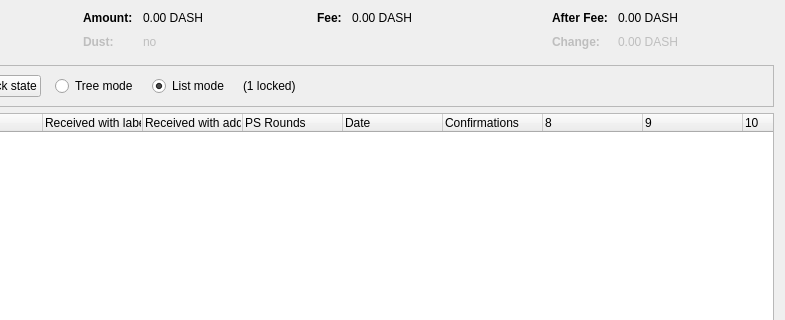
Old version of the form src/qt/forms/coincontroldialog.ui in the repository duality-solutions/Dynamic; both pictures show x 169 to 954 and y 0 to 320 of the 954 by 500 pixel window.
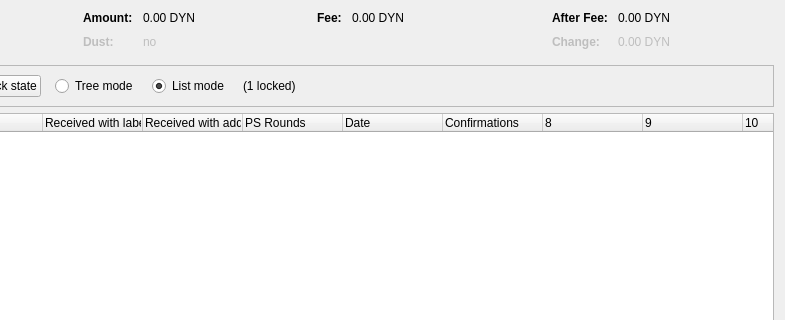
New version of the form. Custom widgets are drawn as their Qt base class.

```diff
--- a/src/qt/forms/coincontroldialog.ui
+++ b/src/qt/forms/coincontroldialog.ui
@@ -132,7 +132,7 @@
           <enum>Qt::ActionsContextMenu</enum>
          </property>
          <property name="text">
-          <string notr="true">0.00 DASH</string>
+          <string notr="true">0.00 DYN</string>
          </property>
          <property name="textInteractionFlags">
           <set>Qt::LinksAccessibleByMouse|Qt::TextSelectableByKeyboard|Qt::TextSelectableByMouse</set>
@@ -212,7 +212,7 @@
           <enum>Qt::ActionsContextMenu</enum>
          </property>
          <property name="text">
-          <string notr="true">0.00 DASH</string>
+          <string notr="true">0.00 DYN</string>
          </property>
          <property name="textInteractionFlags">
           <set>Qt::LinksAccessibleByMouse|Qt::TextSelectableByKeyboard|Qt::TextSelectableByMouse</set>
@@ -257,7 +257,7 @@
           <enum>Qt::ActionsContextMenu</enum>
          </property>
          <property name="text">
-          <string notr="true">0.00 DASH</string>
+          <string notr="true">0.00 DYN</string>
          </property>
          <property name="textInteractionFlags">
           <set>Qt::LinksAccessibleByMouse|Qt::TextSelectableByKeyboard|Qt::TextSelectableByMouse</set>
@@ -292,7 +292,7 @@
           <enum>Qt::ActionsContextMenu</enum>
          </property>
          <property name="text">
-          <string notr="true">0.00 DASH</string>
+          <string notr="true">0.00 DYN</string>
          </property>
          <property name="textInteractionFlags">
           <set>Qt::LinksAccessibleByMouse|Qt::TextSelectableByKeyboard|Qt::TextSelectableByMouse</set>
```
